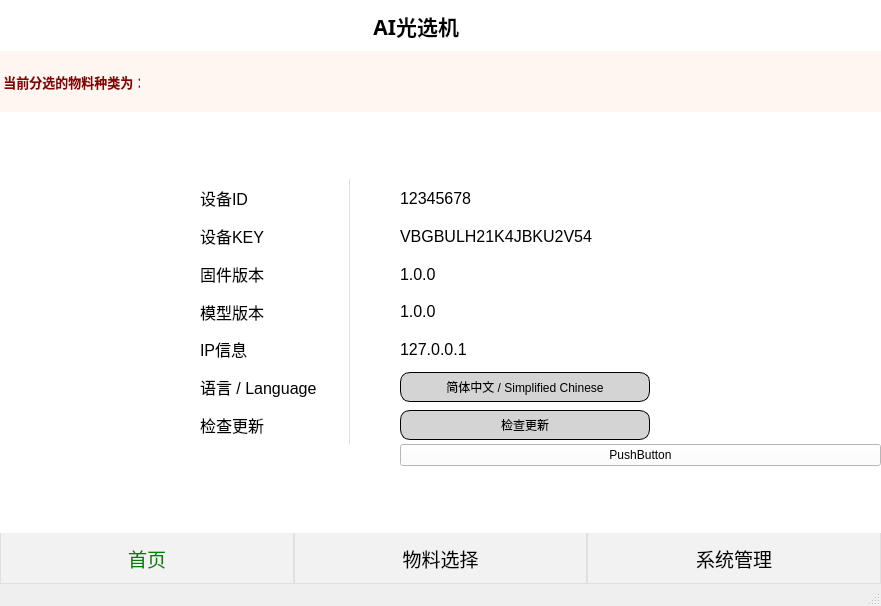
Before: the Qt Designer form mainwindow.ui in XiChYo/QINGLV, drawn with Qt 5.
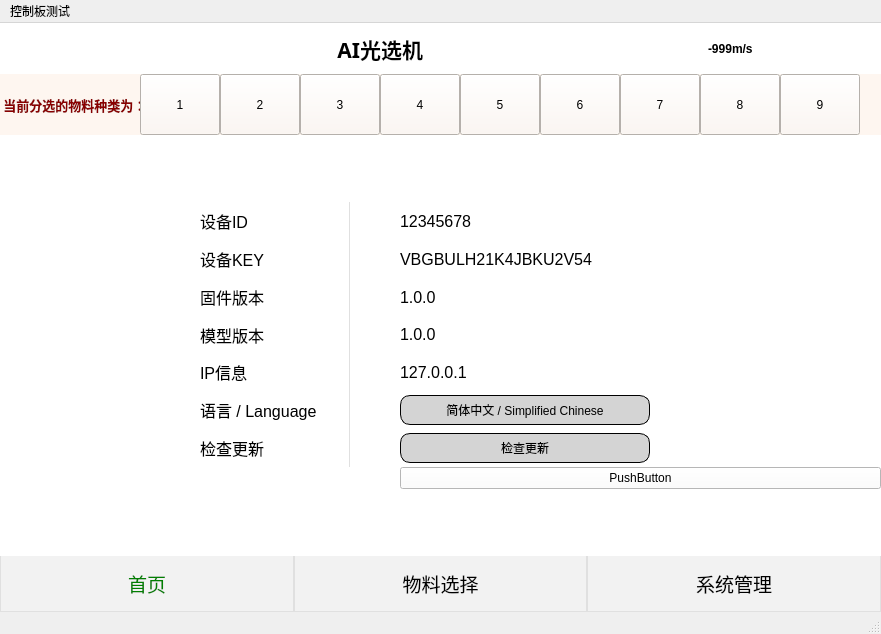
After: the same form once the commit is applied. Icons and pictures are not drawn.

Diff of the .ui file:
```diff
--- a/mainwindow.ui
+++ b/mainwindow.ui
@@ -7,7 +7,7 @@
     <x>0</x>
     <y>0</y>
     <width>881</width>
-    <height>605</height>
+    <height>634</height>
    </rect>
   </property>
   <property name="sizePolicy">
@@ -125,7 +125,7 @@
          </property>
          <property name="minimumSize">
           <size>
-           <width>491</width>
+           <width>300</width>
            <height>0</height>
           </size>
          </property>
@@ -187,6 +187,37 @@
          </property>
         </widget>
        </item>
+       <item>
+        <widget class="QLabel" name="speed">
+         <property name="sizePolicy">
+          <sizepolicy hsizetype="Expanding" vsizetype="Expanding">
+           <horstretch>0</horstretch>
+           <verstretch>0</verstretch>
+          </sizepolicy>
+         </property>
+         <property name="minimumSize">
+          <size>
+           <width>70</width>
+           <height>0</height>
+          </size>
+         </property>
+         <property name="maximumSize">
+          <size>
+           <width>70</width>
+           <height>16777215</height>
+          </size>
+         </property>
+         <property name="font">
+          <font>
+           <weight>75</weight>
+           <bold>true</bold>
+          </font>
+         </property>
+         <property name="text">
+          <string>-999m/s</string>
+         </property>
+        </widget>
+       </item>
        <item>
         <widget class="QPushButton" name="powerbutton">
          <property name="sizePolicy">
@@ -265,7 +296,7 @@
       <property name="styleSheet">
        <string notr="true">background-color: rgb(254, 246, 240);</string>
       </property>
-      <layout class="QHBoxLayout" name="horizontalLayout_4" stretch="0,0,0">
+      <layout class="QHBoxLayout" name="horizontalLayout_4" stretch="0,0,0,0,0,0,0,0,0,0,0,0">
        <property name="spacing">
         <number>0</number>
        </property>
@@ -325,6 +356,171 @@
          </property>
         </layout>
        </item>
+       <item>
+        <widget class="QPushButton" name="chan1">
+         <property name="sizePolicy">
+          <sizepolicy hsizetype="Minimum" vsizetype="Expanding">
+           <horstretch>0</horstretch>
+           <verstretch>0</verstretch>
+          </sizepolicy>
+         </property>
+         <property name="minimumSize">
+          <size>
+           <width>0</width>
+           <height>15</height>
+          </size>
+         </property>
+         <property name="text">
+          <string>1</string>
+         </property>
+        </widget>
+       </item>
+       <item>
+        <widget class="QPushButton" name="chan2">
+         <property name="sizePolicy">
+          <sizepolicy hsizetype="Minimum" vsizetype="Expanding">
+           <horstretch>0</horstretch>
+           <verstretch>0</verstretch>
+          </sizepolicy>
+         </property>
+         <property name="minimumSize">
+          <size>
+           <width>0</width>
+           <height>15</height>
+          </size>
+         </property>
+         <property name="text">
+          <string>2</string>
+         </property>
+        </widget>
+       </item>
+       <item>
+        <widget class="QPushButton" name="chan3">
+         <property name="sizePolicy">
+          <sizepolicy hsizetype="Minimum" vsizetype="Expanding">
+           <horstretch>0</horstretch>
+           <verstretch>0</verstretch>
+          </sizepolicy>
+         </property>
+         <property name="minimumSize">
+          <size>
+           <width>0</width>
+           <height>15</height>
+          </size>
+         </property>
+         <property name="text">
+          <string>3</string>
+         </property>
+        </widget>
+       </item>
+       <item>
+        <widget class="QPushButton" name="chan4">
+         <property name="sizePolicy">
+          <sizepolicy hsizetype="Minimum" vsizetype="Expanding">
+           <horstretch>0</horstretch>
+           <verstretch>0</verstretch>
+          </sizepolicy>
+         </property>
+         <property name="minimumSize">
+          <size>
+           <width>0</width>
+           <height>15</height>
+          </size>
+         </property>
+         <property name="text">
+          <string>4</string>
+         </property>
+        </widget>
+       </item>
+       <item>
+        <widget class="QPushButton" name="chan5">
+         <property name="sizePolicy">
+          <sizepolicy hsizetype="Minimum" vsizetype="Expanding">
+           <horstretch>0</horstretch>
+           <verstretch>0</verstretch>
+          </sizepolicy>
+         </property>
+         <property name="minimumSize">
+          <size>
+           <width>0</width>
+           <height>15</height>
+          </size>
+         </property>
+         <property name="text">
+          <string>5</string>
+         </property>
+        </widget>
+       </item>
+       <item>
+        <widget class="QPushButton" name="chan6">
+         <property name="sizePolicy">
+          <sizepolicy hsizetype="Minimum" vsizetype="Expanding">
+           <horstretch>0</horstretch>
+           <verstretch>0</verstretch>
+          </sizepolicy>
+         </property>
+         <property name="minimumSize">
+          <size>
+           <width>0</width>
+           <height>15</height>
+          </size>
+         </property>
+         <property name="text">
+          <string>6</string>
+         </property>
+        </widget>
+       </item>
+       <item>
+        <widget class="QPushButton" name="chan7">
+         <property name="sizePolicy">
+          <sizepolicy hsizetype="Minimum" vsizetype="Expanding">
+           <horstretch>0</horstretch>
+           <verstretch>0</verstretch>
+          </sizepolicy>
+         </property>
+         <property name="minimumSize">
+          <size>
+           <width>0</width>
+           <height>15</height>
+          </size>
+         </property>
+         <property name="text">
+          <string>7</string>
+         </property>
+        </widget>
+       </item>
+       <item>
+        <widget class="QPushButton" name="chan8">
+         <property name="sizePolicy">
+          <sizepolicy hsizetype="Minimum" vsizetype="Expanding">
+           <horstretch>0</horstretch>
+           <verstretch>0</verstretch>
+          </sizepolicy>
+         </property>
+         <property name="minimumSize">
+          <size>
+           <width>0</width>
+           <height>15</height>
+          </size>
+         </property>
+         <property name="text">
+          <string>8</string>
+         </property>
+        </widget>
+       </item>
+       <item>
+        <widget class="QPushButton" name="chan9">
+         <property name="sizePolicy">
+          <sizepolicy hsizetype="Minimum" vsizetype="Expanding">
+           <horstretch>0</horstretch>
+           <verstretch>0</verstretch>
+          </sizepolicy>
+         </property>
+         <property name="text">
+          <string>9</string>
+         </property>
+        </widget>
+       </item>
        <item>
         <spacer name="horizontalSpacer_4">
          <property name="orientation">
@@ -1672,6 +1868,40 @@
     </sizepolicy>
    </property>
   </widget>
+  <widget class="QMenuBar" name="menuBar">
+   <property name="geometry">
+    <rect>
+     <x>0</x>
+     <y>0</y>
+     <width>881</width>
+     <height>25</height>
+    </rect>
+   </property>
+   <widget class="QMenu" name="menu">
+    <property name="title">
+     <string>控制板测试</string>
+    </property>
+    <addaction name="singleControl"/>
+    <addaction name="multiControl"/>
+    <addaction name="speedInfo"/>
+   </widget>
+   <addaction name="menu"/>
+  </widget>
+  <action name="singleControl">
+   <property name="text">
+    <string>单通道控制</string>
+   </property>
+  </action>
+  <action name="multiControl">
+   <property name="text">
+    <string>子板批量控制</string>
+   </property>
+  </action>
+  <action name="speedInfo">
+   <property name="text">
+    <string>获取编码器转速</string>
+   </property>
+  </action>
  </widget>
  <resources>
   <include location="resources.qrc"/>
```
Left out of the diff: 1 changed line with no effect on the pictures.
